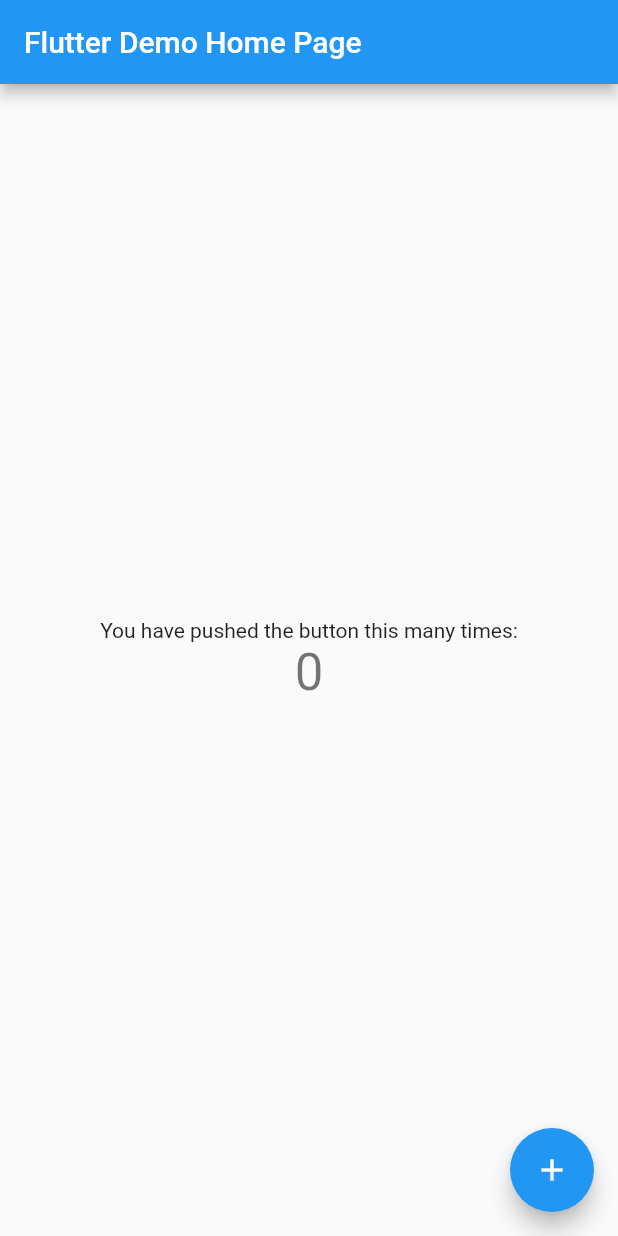
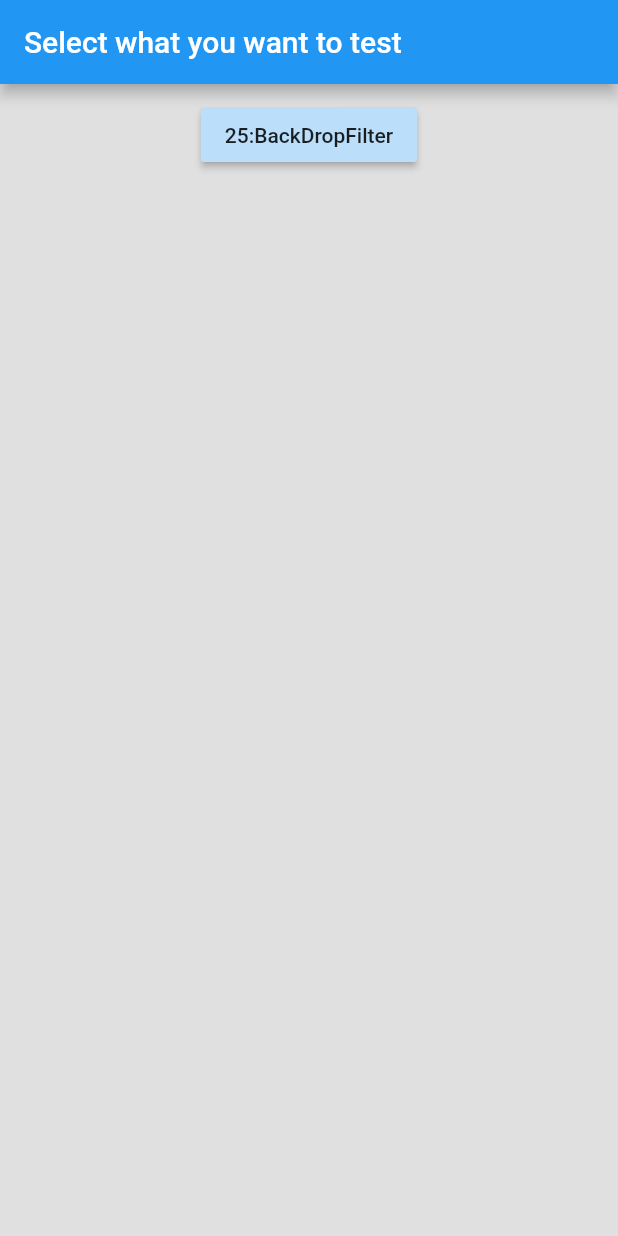
Before and after one commit to Torganik/flutter_cookbook, a Flutter app: the screen it shows after launch, on a phone screen of 412 x 824 dp. Run offline on Flutter 3.47's test engine with Material 2 defaults, Android fonts, the phone set to English and light mode, and no system bars.

Commit message:
-- 25: BackdropFilter

```diff
--- a/lib/main.dart
+++ b/lib/main.dart
@@ -1,4 +1,5 @@
 import 'package:flutter/material.dart';
+import 'package:flutter_cookbook/widgets_for_test.dart';
 
 void main() {
   runApp(MyApp());
@@ -11,107 +12,53 @@ class MyApp extends StatelessWidget {
     return MaterialApp(
       title: 'Flutter Demo',
       theme: ThemeData(
-        // This is the theme of your application.
-        //
-        // Try running your application with "flutter run". You'll see the
-        // application has a blue toolbar. Then, without quitting the app, try
-        // changing the primarySwatch below to Colors.green and then invoke
-        // "hot reload" (press "r" in the console where you ran "flutter run",
-        // or simply save your changes to "hot reload" in a Flutter IDE).
-        // Notice that the counter didn't reset back to zero; the application
-        // is not restarted.
         primarySwatch: Colors.blue,
-        // This makes the visual density adapt to the platform that you run
-        // the app on. For desktop platforms, the controls will be smaller and
-        // closer together (more dense) than on mobile platforms.
         visualDensity: VisualDensity.adaptivePlatformDensity,
       ),
-      home: MyHomePage(title: 'Flutter Demo Home Page'),
+      home: MyHomePage("Select what you want to test"),
     );
   }
 }
 
-class MyHomePage extends StatefulWidget {
-  MyHomePage({Key key, this.title}) : super(key: key);
+class MyHomePage extends StatelessWidget {
+  final String title;
+  final List<WidgetContainer> widgetsList = List();
+  MyHomePage(this.title);
+  @override
+  Widget build(BuildContext context) {
+    this.widgetsList.add(WidgetContainer(nameAndTitle:"25:BackDropFilter",content: BackDropFilterTest("25:BackDropFilter")));
 
-  // This widget is the home page of your application. It is stateful, meaning
-  // that it has a State object (defined below) that contains fields that affect
-  // how it looks.
 
-  // This class is the configuration for the state. It holds the values (in this
-  // case the title) provided by the parent (in this case the App widget) and
-  // used by the build method of the State. Fields in a Widget subclass are
-  // always marked "final".
+    return Scaffold(
+        appBar: AppBar(
+          title: Text(this.title),
+        ),
+        backgroundColor: Colors.grey.shade300,
+        body: ListView.builder(itemCount: this.widgetsList.length, itemBuilder: (BuildContext ctx, int index) {
+          WidgetContainer content = this.widgetsList[index];
 
-  final String title;
-
-  @override
-  _MyHomePageState createState() => _MyHomePageState();
+          return Container(
+              padding: EdgeInsets.all(10),
+              child: Center(
+                  child: RaisedButton(
+                    color: Theme.of(context).primaryColorLight,
+            onPressed: () {
+              Navigator.push(
+              context,
+              MaterialPageRoute(builder: (context) =>content.content),
+            );
+            },
+            child: Text(content.nameAndTitle),
+          )));
+        }));
+  }
 }
 
-class _MyHomePageState extends State<MyHomePage> {
-  int _counter = 0;
-
-  void _incrementCounter() {
-    setState(() {
-      // This call to setState tells the Flutter framework that something has
-      // changed in this State, which causes it to rerun the build method below
-      // so that the display can reflect the updated values. If we changed
-      // _counter without calling setState(), then the build method would not be
-      // called again, and so nothing would appear to happen.
-      _counter++;
-    });
-  }
-
-  @override
-  Widget build(BuildContext context) {
-    // This method is rerun every time setState is called, for instance as done
-    // by the _incrementCounter method above.
-    //
-    // The Flutter framework has been optimized to make rerunning build methods
-    // fast, so that you can just rebuild anything that needs updating rather
-    // than having to individually change instances of widgets.
-    return Scaffold(
-      appBar: AppBar(
-        // Here we take the value from the MyHomePage object that was created by
-        // the App.build method, and use it to set our appbar title.
-        title: Text(widget.title),
-      ),
-      body: Center(
-        // Center is a layout widget. It takes a single child and positions it
-        // in the middle of the parent.
-        child: Column(
-          // Column is also a layout widget. It takes a list of children and
-          // arranges them vertically. By default, it sizes itself to fit its
-          // children horizontally, and tries to be as tall as its parent.
-          //
-          // Invoke "debug painting" (press "p" in the console, choose the
-          // "Toggle Debug Paint" action from the Flutter Inspector in Android
-          // Studio, or the "Toggle Debug Paint" command in Visual Studio Code)
-          // to see the wireframe for each widget.
-          //
-          // Column has various properties to control how it sizes itself and
-          // how it positions its children. Here we use mainAxisAlignment to
-          // center the children vertically; the main axis here is the vertical
-          // axis because Columns are vertical (the cross axis would be
-          // horizontal).
-          mainAxisAlignment: MainAxisAlignment.center,
-          children: <Widget>[
-            Text(
-              'You have pushed the button this many times:',
-            ),
-            Text(
-              '$_counter',
-              style: Theme.of(context).textTheme.headline4,
-            ),
-          ],
-        ),
-      ),
-      floatingActionButton: FloatingActionButton(
-        onPressed: _incrementCounter,
-        tooltip: 'Increment',
-        child: Icon(Icons.add),
-      ), // This trailing comma makes auto-formatting nicer for build methods.
-    );
+class WidgetContainer {
+  String nameAndTitle;
+  Widget content;
+  WidgetContainer({String nameAndTitle,Widget content}) {
+    this.content = content;
+    this.nameAndTitle = nameAndTitle;
   }
 }
```
Also changed, not shown: lib/widgets_for_test.dart (added, +183 -0 lines).
